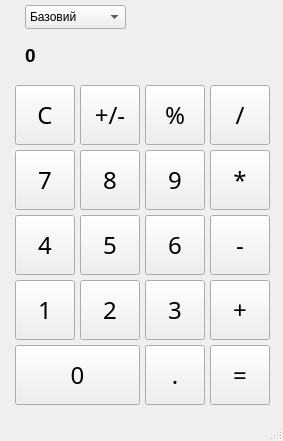
This is mainwindow.ui in Lyten1/calculator as Qt 5 draws it before an edit. The edited form follows.
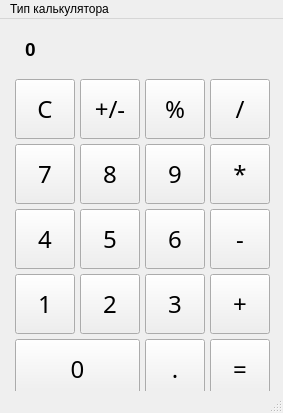
This is the edited form.

Commit message: interface + windows

Patch:
```diff
--- a/mainwindow.ui
+++ b/mainwindow.ui
@@ -7,7 +7,7 @@
     <x>0</x>
     <y>0</y>
     <width>283</width>
-    <height>441</height>
+    <height>413</height>
    </rect>
   </property>
   <property name="windowTitle">
@@ -18,7 +18,7 @@
     <property name="geometry">
      <rect>
       <x>15</x>
-      <y>280</y>
+      <y>255</y>
       <width>60</width>
       <height>60</height>
      </rect>
@@ -37,7 +37,7 @@
     <property name="geometry">
      <rect>
       <x>80</x>
-      <y>280</y>
+      <y>255</y>
       <width>60</width>
       <height>60</height>
      </rect>
@@ -56,7 +56,7 @@
     <property name="geometry">
      <rect>
       <x>145</x>
-      <y>280</y>
+      <y>255</y>
       <width>60</width>
       <height>60</height>
      </rect>
@@ -75,7 +75,7 @@
     <property name="geometry">
      <rect>
       <x>15</x>
-      <y>215</y>
+      <y>190</y>
       <width>60</width>
       <height>60</height>
      </rect>
@@ -94,7 +94,7 @@
     <property name="geometry">
      <rect>
       <x>80</x>
-      <y>215</y>
+      <y>190</y>
       <width>60</width>
       <height>60</height>
      </rect>
@@ -113,7 +113,7 @@
     <property name="geometry">
      <rect>
       <x>145</x>
-      <y>215</y>
+      <y>190</y>
       <width>60</width>
       <height>60</height>
      </rect>
@@ -132,7 +132,7 @@
     <property name="geometry">
      <rect>
       <x>15</x>
-      <y>150</y>
+      <y>125</y>
       <width>60</width>
       <height>60</height>
      </rect>
@@ -151,7 +151,7 @@
     <property name="geometry">
      <rect>
       <x>80</x>
-      <y>150</y>
+      <y>125</y>
       <width>60</width>
       <height>60</height>
      </rect>
@@ -170,7 +170,7 @@
     <property name="geometry">
      <rect>
       <x>145</x>
-      <y>150</y>
+      <y>125</y>
       <width>60</width>
       <height>60</height>
      </rect>
@@ -189,7 +189,7 @@
     <property name="geometry">
      <rect>
       <x>15</x>
-      <y>85</y>
+      <y>60</y>
       <width>60</width>
       <height>60</height>
      </rect>
@@ -208,7 +208,7 @@
     <property name="geometry">
      <rect>
       <x>80</x>
-      <y>85</y>
+      <y>60</y>
       <width>60</width>
       <height>60</height>
      </rect>
@@ -227,7 +227,7 @@
     <property name="geometry">
      <rect>
       <x>145</x>
-      <y>85</y>
+      <y>60</y>
       <width>60</width>
       <height>60</height>
      </rect>
@@ -246,7 +246,7 @@
     <property name="geometry">
      <rect>
       <x>15</x>
-      <y>345</y>
+      <y>320</y>
       <width>125</width>
       <height>60</height>
      </rect>
@@ -265,7 +265,7 @@
     <property name="geometry">
      <rect>
       <x>145</x>
-      <y>345</y>
+      <y>320</y>
       <width>60</width>
       <height>60</height>
      </rect>
@@ -284,7 +284,7 @@
     <property name="geometry">
      <rect>
       <x>210</x>
-      <y>280</y>
+      <y>255</y>
       <width>60</width>
       <height>60</height>
      </rect>
@@ -303,7 +303,7 @@
     <property name="geometry">
      <rect>
       <x>210</x>
-      <y>215</y>
+      <y>190</y>
       <width>60</width>
       <height>60</height>
      </rect>
@@ -322,7 +322,7 @@
     <property name="geometry">
      <rect>
       <x>210</x>
-      <y>150</y>
+      <y>125</y>
       <width>60</width>
       <height>60</height>
      </rect>
@@ -341,7 +341,7 @@
     <property name="geometry">
      <rect>
       <x>210</x>
-      <y>345</y>
+      <y>320</y>
       <width>60</width>
       <height>60</height>
      </rect>
@@ -360,7 +360,7 @@
     <property name="geometry">
      <rect>
       <x>25</x>
-      <y>35</y>
+      <y>10</y>
       <width>241</width>
       <height>41</height>
      </rect>
@@ -388,7 +388,7 @@
     <property name="geometry">
      <rect>
       <x>210</x>
-      <y>85</y>
+      <y>60</y>
       <width>60</width>
       <height>60</height>
      </rect>
@@ -403,26 +403,6 @@
      <string>/</string>
     </property>
    </widget>
-   <widget class="QComboBox" name="calculation_type">
-    <property name="geometry">
-     <rect>
-      <x>25</x>
-      <y>5</y>
-      <width>101</width>
-      <height>24</height>
-     </rect>
-    </property>
-    <item>
-     <property name="text">
-      <string>Базовий</string>
-     </property>
-    </item>
-    <item>
-     <property name="text">
-      <string>Програміста</string>
-     </property>
-    </item>
-   </widget>
   </widget>
   <widget class="QMenuBar" name="menubar">
    <property name="geometry">
@@ -433,6 +413,14 @@
      <height>20</height>
     </rect>
    </property>
+   <widget class="QMenu" name="menu">
+    <property name="title">
+     <string>Тип калькулятора</string>
+    </property>
+    <addaction name="wS_standart"/>
+    <addaction name="wS_programer"/>
+   </widget>
+   <addaction name="menu"/>
   </widget>
   <widget class="QStatusBar" name="statusbar"/>
  </widget>
```
Left out of the diff: 10 changed lines with no effect on the pictures. The commit also changes 5 other files.
